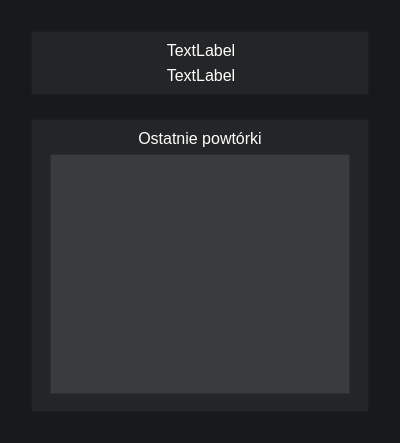
This is homewidget.ui in DwS234/LanguageTutorDesktop as Qt 5 draws it before an edit. The edited form follows.
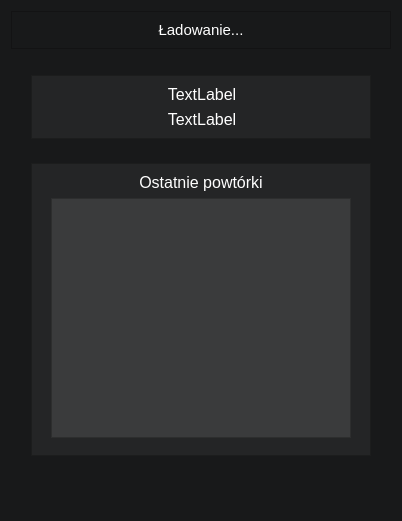
This is the edited form.

Commit message: Added loading screen for widgets, login and register screen

Diff of the .ui file:
```diff
--- a/homewidget.ui
+++ b/homewidget.ui
@@ -6,8 +6,8 @@
    <rect>
     <x>0</x>
     <y>0</y>
-    <width>400</width>
-    <height>300</height>
+    <width>402</width>
+    <height>521</height>
    </rect>
   </property>
   <property name="windowTitle">
@@ -18,6 +18,33 @@
 background-color: #18191a;</string>
   </property>
   <layout class="QVBoxLayout" name="verticalLayout">
+   <item>
+    <widget class="QFrame" name="frame">
+     <property name="frameShape">
+      <enum>QFrame::StyledPanel</enum>
+     </property>
+     <property name="frameShadow">
+      <enum>QFrame::Raised</enum>
+     </property>
+     <layout class="QVBoxLayout" name="verticalLayout_2">
+      <item>
+       <widget class="QLabel" name="loadingScreen">
+        <property name="font">
+         <font>
+          <pointsize>11</pointsize>
+         </font>
+        </property>
+        <property name="text">
+         <string>Ładowanie...</string>
+        </property>
+        <property name="alignment">
+         <set>Qt::AlignCenter</set>
+        </property>
+       </widget>
+      </item>
+     </layout>
+    </widget>
+   </item>
    <item>
     <widget class="QWidget" name="home_widget" native="true">
      <property name="sizePolicy">
```
The commit also changes 15 other files.
